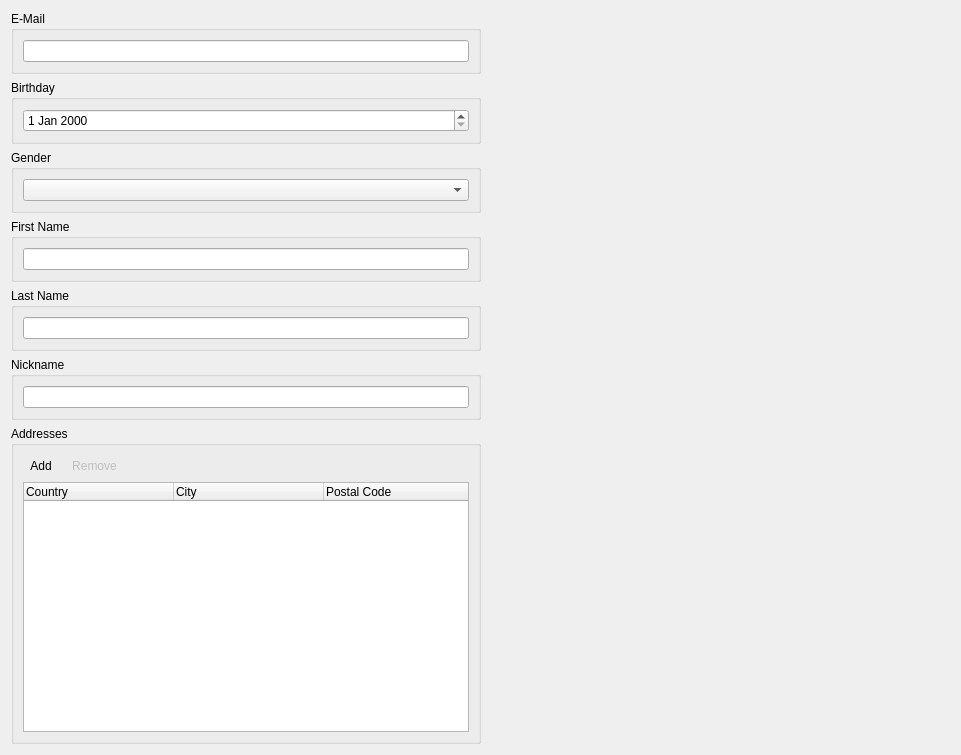
Before: the Qt Designer form Include/imtauthgui/CContactInfoEditorComp.ui in ImagingTools/ImtCore, drawn with Qt 5.
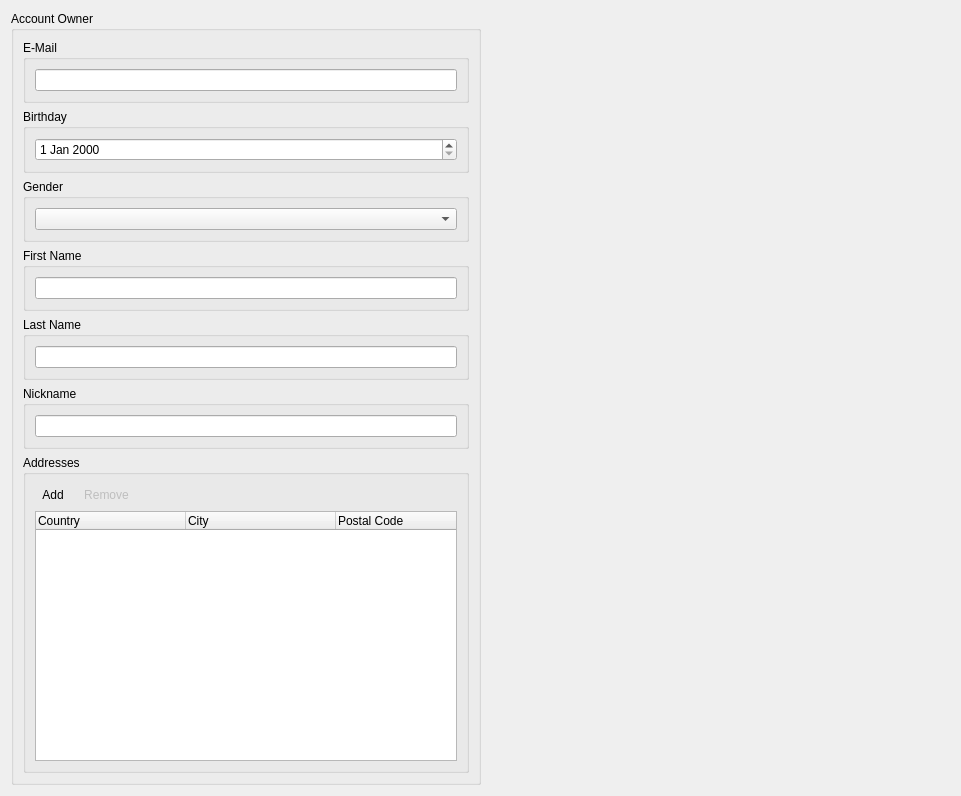
After: the same form once the commit is applied. Icons and pictures are not drawn.

Diff of the .ui file:
```diff
--- a/Include/imtauthgui/CContactInfoEditorComp.ui
+++ b/Include/imtauthgui/CContactInfoEditorComp.ui
@@ -7,7 +7,7 @@
     <x>0</x>
     <y>0</y>
     <width>961</width>
-    <height>706</height>
+    <height>775</height>
    </rect>
   </property>
   <property name="windowTitle">
@@ -18,9 +18,27 @@
   </property>
   <layout class="QHBoxLayout" name="horizontalLayout_2">
    <item>
-    <layout class="QVBoxLayout" name="verticalLayout_7">
+    <layout class="QVBoxLayout" name="verticalLayout_8">
      <property name="spacing">
-      <number>6</number>
+      <number>0</number>
+     </property>
+     <item>
+      <widget class="QGroupBox" name="groupBox">
+       <property name="title">
+        <string>Account Owner</string>
+       </property>
+       <layout class="QVBoxLayout" name="verticalLayout_7">
+        <property name="leftMargin">
+         <number>9</number>
+        </property>
+        <property name="topMargin">
+         <number>9</number>
+        </property>
+        <property name="rightMargin">
+         <number>9</number>
+        </property>
+        <property name="bottomMargin">
+         <number>9</number>
      </property>
      <item>
       <widget class="QGroupBox" name="EMailGroup">
@@ -227,6 +245,9 @@
        </layout>
       </widget>
      </item>
+       </layout>
+      </widget>
+     </item>
      <item>
       <spacer name="verticalSpacer">
        <property name="orientation">
@@ -234,8 +255,8 @@
        </property>
        <property name="sizeHint" stdset="0">
         <size>
-         <width>20</width>
-         <height>40</height>
+         <width>464</width>
+         <height>13</height>
         </size>
        </property>
       </spacer>
```
Lines whose indentation alone changed are shown as unchanged.
